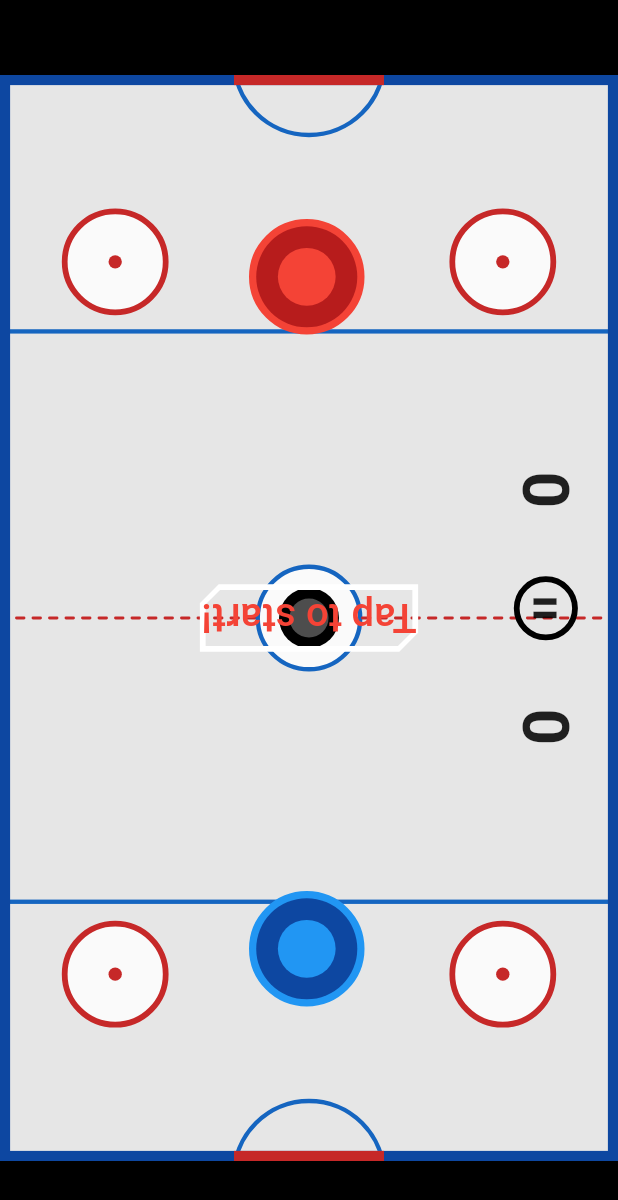
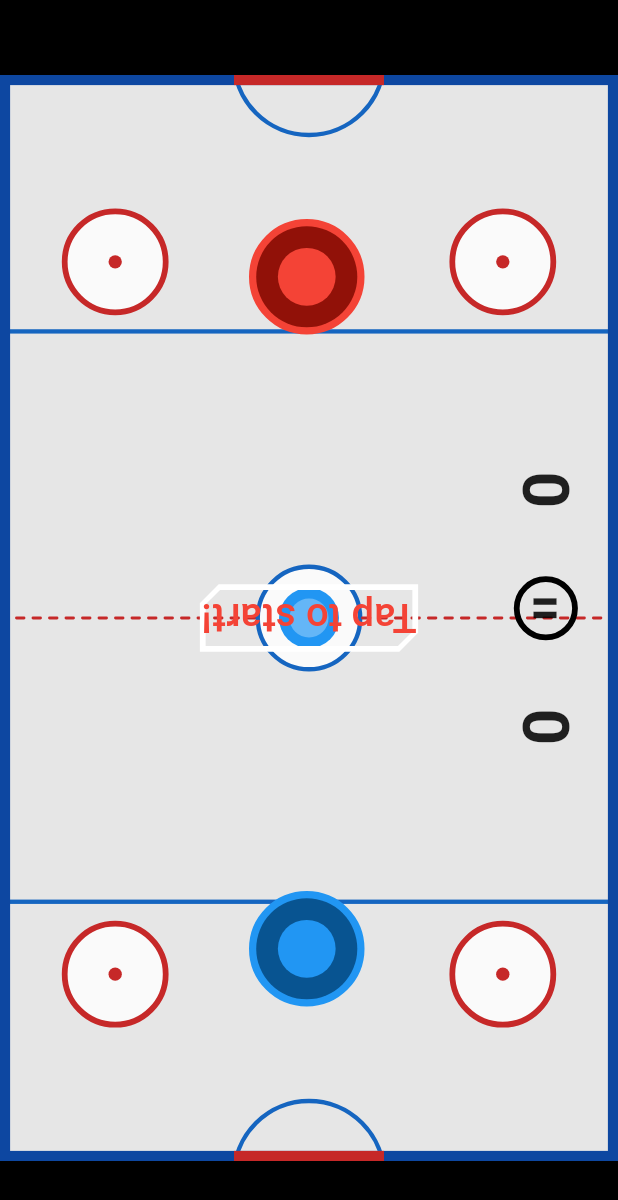
Before and after one commit to hngx-org/team-hurricane-hockey, a Flutter app: the screen it shows after launch, after a tap on "VS AI", on a phone screen of 412 x 824 dp. Shown: the top 1200 px of the screen. Run offline on Flutter 3.47's test engine with Material 2 defaults, Android fonts, the phone set to English and light mode, and no system bars; our stand-ins replace animate_do, audioplayers, firebase_core, flutter_screenutil, google_fonts; accounts and stored records are empty; statements that could not run were skipped.

Commit message:
feat: user can change paddle and puck color

```diff
--- a/lib/main.dart
+++ b/lib/main.dart
@@ -1,16 +1,19 @@
 import 'package:flutter/material.dart';
 import 'package:flutter_screenutil/flutter_screenutil.dart';
 import 'package:google_fonts/google_fonts.dart';
+import 'package:provider/provider.dart';
 import 'package:team_hurricane_hockey/providers/my_provider.dart';
 import 'package:team_hurricane_hockey/router/app_router.dart';
 import 'package:team_hurricane_hockey/router/base_navigator.dart';
 import 'package:team_hurricane_hockey/screens/splash_screen.dart';
-import 'package:provider/provider.dart';
 
 void main() {
   runApp(
-    ChangeNotifierProvider(
-      create: (context) => MyProvider(),
+    MultiProvider(
+      providers: [
+        ChangeNotifierProvider(create: (context) => MyProvider()),
+        ChangeNotifierProvider(create: (context) => PaddleColorProvider()),
+      ],
       child: const MyApp(),
     ),
   );
@@ -57,7 +60,7 @@ class MyApp extends StatelessWidget {
                   // fontWeight: FontWeight.w900,
                 ),
                 labelMedium: GoogleFonts.tektur(
-                  fontSize: 32.0.sp,
+                  fontSize: 26.0.sp,
                   color: Colors.white,
                 ),
               ),
--- a/lib/providers/my_provider.dart
+++ b/lib/providers/my_provider.dart
@@ -21,3 +21,24 @@ class MyProvider extends ChangeNotifier {
     notifyListeners();
   }
 }
+
+class PaddleColorProvider extends ChangeNotifier {
+  Color player1Color = Colors.red;
+  Color puckColor = Colors.blue;
+  Color player2Color = Colors.blue;
+
+  setPlayer1Color(Color color) {
+    player1Color = color;
+    notifyListeners();
+  }
+
+  setPuckColor(Color color) {
+    puckColor = color;
+    notifyListeners();
+  }
+
+  setPlayer2Color(Color color) {
+    player2Color = color;
+    notifyListeners();
+  }
+}
--- a/lib/router/app_router.dart
+++ b/lib/router/app_router.dart
@@ -2,6 +2,7 @@ import 'package:flutter/material.dart';
 import 'package:team_hurricane_hockey/enums.dart';
 import 'package:team_hurricane_hockey/screens/game_screen.dart';
 import 'package:team_hurricane_hockey/screens/home_menu.dart';
+import 'package:team_hurricane_hockey/screens/paddles_and_puck_screen.dart';
 import 'package:team_hurricane_hockey/screens/splash_screen.dart';
 
 class AppRouter {
@@ -47,7 +48,9 @@ class AppRouter {
         ));
 
       case HomeMenu.routeName:
-        return _getPageRoute( const HomeMenu());
+        return _getPageRoute(const HomeMenu());
+      case PaddlesAndPuckScreen.routeName:
+        return _getPageRoute(const PaddlesAndPuckScreen());
 
       default:
         return _getPageRoute(const SplashScreen());
--- a/lib/screens/game_screen.dart
+++ b/lib/screens/game_screen.dart
@@ -3,10 +3,12 @@ import 'dart:math' as math;
 import 'package:flutter/material.dart';
 import 'package:flutter/services.dart';
 import 'package:flutter_screenutil/flutter_screenutil.dart';
+import 'package:provider/provider.dart';
 import 'package:team_hurricane_hockey/constants.dart';
 import 'package:team_hurricane_hockey/enums.dart';
 import 'package:team_hurricane_hockey/models/player.dart';
 import 'package:team_hurricane_hockey/models/puck.dart';
+import 'package:team_hurricane_hockey/providers/my_provider.dart';
 import 'package:team_hurricane_hockey/screens/widgets/center_circe.dart';
 import 'package:team_hurricane_hockey/screens/widgets/player.dart';
 import 'package:team_hurricane_hockey/screens/widgets/spaces.dart';
@@ -24,28 +26,33 @@ class GameScreen extends StatefulWidget {
 }
 
 class _MyHomePageState extends State<GameScreen> {
+  // player 1 & 2 and ball variables
+  late Player player1;
+  late Player player2;
+
+  late Puck ball;
+
   @override
-  void initState() {
-    super.initState();
+  void didChangeDependencies() {
+    super.didChangeDependencies();
+    final paddleColorProvider = Provider.of<PaddleColorProvider>(context);
+    player1 = Player(
+        name: paddleColorProvider.player1Color.toString(),
+        color: paddleColorProvider.player1Color);
+    player2 = Player(
+        name: paddleColorProvider.player2Color.toString(),
+        color: paddleColorProvider.player2Color);
+    ball = Puck(
+        name: paddleColorProvider.puckColor.toString(),
+        color: paddleColorProvider.puckColor);
   }
-
-  // player 1 & 2 and ball variables
-  Player player1 = Player(
-    color: Colors.red,
-    name: "red",
-  );
-  Player player2 = Player(
-    name: "blue",
-    color: Colors.blue,
-  );
-  Puck ball = Puck(
-    name: "ball",
-    color: Colors.black,
-  );
 
   // ball attributes
   late double xSpeed;
   late double ySpeed;
+
+  late double temporaryXSpeed;
+  late double temporaryYSpeed;
 
   // table attributes
   late final double tableHeight;
@@ -117,7 +124,8 @@ class _MyHomePageState extends State<GameScreen> {
 
     // Check if the ball is inside the goalpost area.
     if ((ball.top <= 0 || ball.bottom >= tableHeight) &&
-        ((ball.centerX >= goalLeft1 && ball.centerX <= goalRight1) || (ball.centerX >= goalLeft2 && ball.centerX <= goalRight2))) {
+        ((ball.centerX >= goalLeft1 && ball.centerX <= goalRight1) ||
+            (ball.centerX >= goalLeft2 && ball.centerX <= goalRight2))) {
     } else if (ball.top <= 0 || ball.bottom >= tableHeight) {
       ySpeed = -ySpeed;
     } else {
@@ -161,23 +169,27 @@ class _MyHomePageState extends State<GameScreen> {
     // Move the computer player's paddle towards the desired position.
     if (player1.centerX < desiredX) {
       if (player1.left < maxX) {
-        player1.left += 2.0; // Adjust the speed of the computer player's horizontal movement.
+        player1.left +=
+            2.0; // Adjust the speed of the computer player's horizontal movement.
       }
     } else if (player1.centerX > desiredX) {
       if (player1.left < 8) {
         return;
       }
 
-      player1.left -= 2.0; // Adjust the speed of the computer player's horizontal movement.
+      player1.left -=
+          2.0; // Adjust the speed of the computer player's horizontal movement.
     }
     previousPoint = Offset(player1.left, 0);
 
     previousPoint = Offset(player1.left, 0);
 
     if (player1.centerY < desiredY) {
-      player1.top += 1.0; // Adjust the speed of the computer player's vertical movement.
+      player1.top +=
+          1.0; // Adjust the speed of the computer player's vertical movement.
     } else if (player1.centerY > desiredY) {
-      player1.top -= 1.0; // Adjust the speed of the computer player's vertical movement.
+      player1.top -=
+          1.0; // Adjust the speed of the computer player's vertical movement.
     }
     previousPoint = Offset(player1.left, player1.top);
     // Ensure the computer player's paddle stays within its half of the field horizontally and vertically.
@@ -328,12 +340,21 @@ class _MyHomePageState extends State<GameScreen> {
                         onPanUpdate: (details) {
                           player2.left += details.delta.dx;
                           player2.left = player2.left > 0 ? player2.left : 0;
-                          player2.left = player2.left < (tableWidth - playerSize) ? player2.left : (tableWidth - playerSize);
+                          player2.left =
+                              player2.left < (tableWidth - playerSize)
+                                  ? player2.left
+                                  : (tableWidth - playerSize);
                           player2.shotX = details.delta.dx;
                           player2.top += details.delta.dy;
                           player2.top = player2.top > 0 ? player2.top : 0;
-                          player2.top = player2.top > (sHeight / 2 - (kToolbarHeight - 20)) ? player2.top : (sHeight / 2 - (kToolbarHeight - 20));
-                          player2.top = player2.top >= (sHeight - (kToolbarHeight + 120)) ? sHeight - (kToolbarHeight + 120) : player2.top;
+                          player2.top = player2.top >
+                                  (sHeight / 2 - (kToolbarHeight - 20))
+                              ? player2.top
+                              : (sHeight / 2 - (kToolbarHeight - 20));
+                          player2.top =
+                              player2.top >= (sHeight - (kToolbarHeight + 120))
+                                  ? sHeight - (kToolbarHeight + 120)
+                                  : player2.top;
                           player2.shotY = details.delta.dy;
                           setState(() {});
                         },
@@ -359,12 +380,19 @@ class _MyHomePageState extends State<GameScreen> {
                           return GestureDetector(
                             onPanUpdate: (details) {
                               player1.left += details.delta.dx;
-                              player1.left = player1.left > 0 ? player1.left : 0;
-                              player1.left = player1.left < (tableWidth - playerSize) ? player1.left : (tableWidth - playerSize);
+                              player1.left =
+                                  player1.left > 0 ? player1.left : 0;
+                              player1.left =
+                                  player1.left < (tableWidth - playerSize)
+                                      ? player1.left
+                                      : (tableWidth - playerSize);
                               player1.shotX = details.delta.dx;
                               player1.top += details.delta.dy;
                               player1.top = player1.top > 0 ? player1.top : 0;
-                              player1.top = player1.top > (sHeight / 2 - (kToolbarHeight + 90)) ? (sHeight / 2 - (kToolbarHeight + 90)) : player1.top;
+                              player1.top = player1.top >
+                                      (sHeight / 2 - (kToolbarHeight + 90))
+                                  ? (sHeight / 2 - (kToolbarHeight + 90))
+                                  : player1.top;
                               player2.shotY = details.delta.dy;
                               setState(() {});
                             },
@@ -403,7 +431,21 @@ class _MyHomePageState extends State<GameScreen> {
                     ),
                     SizedBox(height: 51.h),
                     InkWell(
-                      onTap: () {},
+                      onTap: () {
+                        if (xSpeed != 0 && ySpeed != 0) {
+                          temporaryXSpeed = xSpeed;
+                          temporaryYSpeed = ySpeed;
+                          setState(() {
+                            xSpeed = 0;
+                            ySpeed = 0;
+                          });
+                        } else {
+                          setState(() {
+                            xSpeed = temporaryXSpeed;
+                            ySpeed = temporaryYSpeed;
+                          });
+                        }
+                      },
                       child: Container(
                         height: 48.h,
                         width: 48.h,
@@ -444,8 +486,8 @@ class _MyHomePageState extends State<GameScreen> {
                         padding: const EdgeInsets.all(7.0),
                         width: ballSize,
                         height: ballSize,
-                        decoration: const BoxDecoration(
-                          color: Colors.black,
+                        decoration: BoxDecoration(
+                          color: ball.color,
                           shape: BoxShape.circle,
                         ),
                         child: Container(
@@ -475,7 +517,9 @@ class _MyHomePageState extends State<GameScreen> {
                           textStart,
                           style: TextStyle(
                             fontSize: textStartFontSize,
-                            color: turn == player1.name ? player1.color : player2.color,
+                            color: turn == player1.name
+                                ? player1.color
+                                : player2.color,
                           ),
                         ),
                       ),
@@ -483,8 +527,12 @@ class _MyHomePageState extends State<GameScreen> {
                         if (gameIsFinished) {
                           return;
                         }
-                        xSpeed = math.Random().nextBool() ? (math.Random().nextInt(2) + 1).toDouble() : -(math.Random().nextInt(2) + 1).toDouble();
-                        ySpeed = turn == player1.name ? (math.Random().nextInt(1) + 1).toDouble() : -(math.Random().nextInt(1) + 1).toDouble();
+                        xSpeed = math.Random().nextBool()
+                            ? (math.Random().nextInt(2) + 1).toDouble()
+                            : -(math.Random().nextInt(2) + 1).toDouble();
+                        ySpeed = turn == player1.name
+                            ? (math.Random().nextInt(1) + 1).toDouble()
+                            : -(math.Random().nextInt(1) + 1).toDouble();
                         showStartText = false;
                         do {
                           ball.left += xSpeed;
--- a/lib/screens/widgets/player.dart
+++ b/lib/screens/widgets/player.dart
@@ -15,9 +15,9 @@ class PlayerChip extends StatelessWidget {
       padding: EdgeInsets.all(2.w),
       decoration: BoxDecoration(
         shape: BoxShape.circle,
-        color: player.name == "blue" ? Colors.blue : Colors.red,
+        color: player.color,
         border: Border.all(
-          color: player.name == "blue" ? Colors.blue : Colors.red,
+          color: player.color,
           width: 3.w,
         ),
       ),
@@ -26,16 +26,12 @@ class PlayerChip extends StatelessWidget {
       child: Container(
         padding: EdgeInsets.all(15.w),
         decoration: BoxDecoration(
-          shape: BoxShape.circle,
-          color: player.name == "blue"
-              ? Colors.blue.shade900
-              : Colors.red.shade900,
-        ),
+            shape: BoxShape.circle,
+            color:
+                HSLColor.fromColor(player.color).withLightness(0.3).toColor()),
         child: Container(
-          decoration: BoxDecoration(
-            shape: BoxShape.circle,
-            color: player.name == "blue" ? Colors.blue : Colors.red,
-          ),
+          decoration:
+              BoxDecoration(shape: BoxShape.circle, color: player.color),
         ),
       ),
     );
```
Also changed, not shown: lib/screens/paddles_and_puck_screen.dart (added, +251 -0 lines), lib/screens/widgets/settings_dialog.dart (+39 -17 lines), pubspec.lock.
